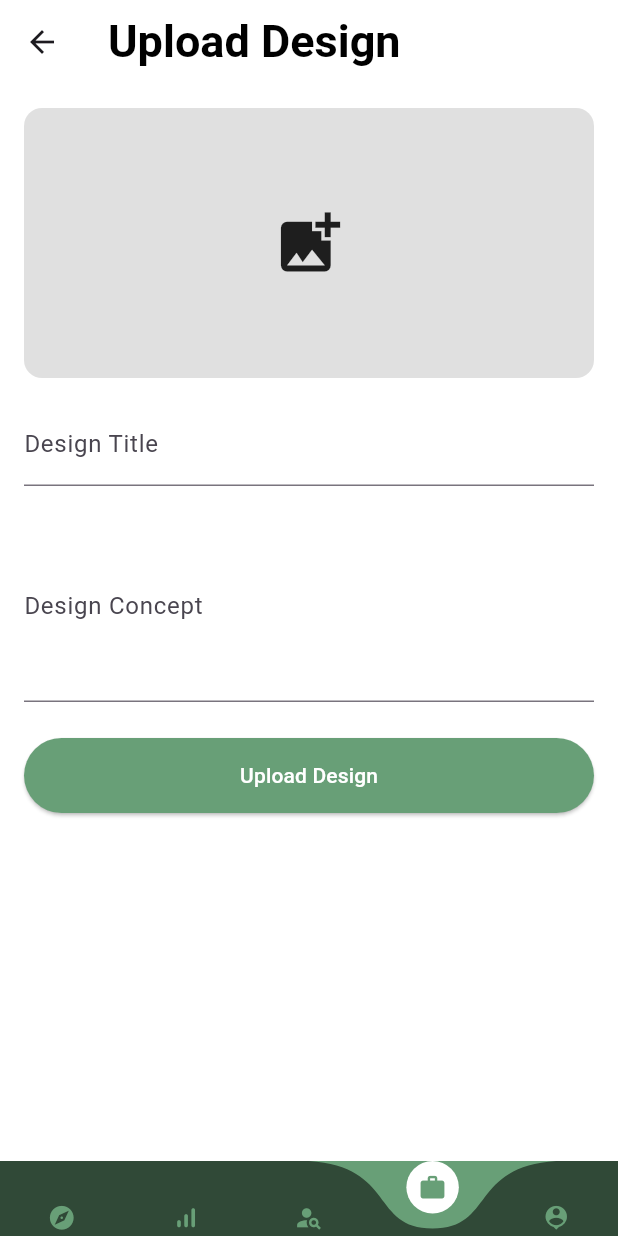
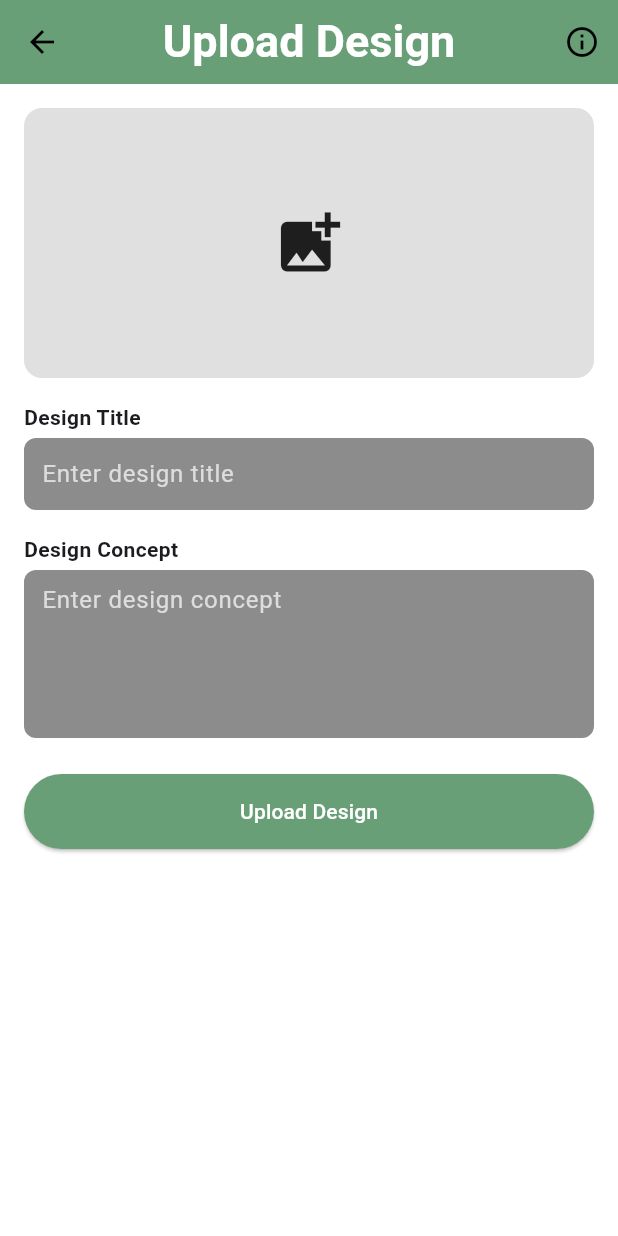
Before and after one commit to zhzhhyzh/velora-flutter, a Flutter app: the UploadDesignPage screen opened directly with empty values, on a phone screen of 412 x 824 dp. Run offline on Flutter 3.47's test engine with Material 3 defaults, Android fonts, the phone set to English and light mode, and no system bars; drawn by our look-alikes of curved_navigation_bar; our stand-ins replace cached_network_image, cloud_firestore, firebase_auth, firebase_core, flutter_dotenv, fluttertoast and 3 more; missing offline and left inert: file_selector, panorama_viewer; accounts and stored records are empty.

Commit message:
Update upload_design.dart

```diff
--- a/lib/Contest/upload_design.dart
+++ b/lib/Contest/upload_design.dart
@@ -1,11 +1,10 @@
+import 'dart:convert';
 import 'dart:io';
-import 'dart:convert';
+import 'package:flutter/material.dart';
+import 'package:image_picker/image_picker.dart';
+import 'package:firebase_auth/firebase_auth.dart';
 import 'package:cloud_firestore/cloud_firestore.dart';
-import 'package:firebase_auth/firebase_auth.dart';
-import 'package:flutter/material.dart';
-import 'package:file_picker/file_picker.dart';
 import '../Widgets/the_app_bar.dart';
-import '../Widgets/bottom_nav_bar.dart';
 
 class UploadDesignPage extends StatefulWidget {
   final String contestId;
@@ -20,25 +19,24 @@ class _UploadDesignPageState extends State<UploadDesignPage> {
   final _formKey = GlobalKey<FormState>();
   final _titleController = TextEditingController();
   final _conceptController = TextEditingController();
-  File? _selectedFile;
-  String? _base64File;
+  List<XFile> _imageFiles = [];
   bool _isUploading = false;
 
-  Future<void> _pickFile() async {
-    final result = await FilePicker.platform.pickFiles(type: FileType.image);
-    if (result != null && result.files.single.path != null) {
-      final file = File(result.files.single.path!);
-      final bytes = await file.readAsBytes();
+  Future<void> _pickImages() async {
+    final picker = ImagePicker();
+    final images = await picker.pickMultiImage();
+    if (images != null && images.isNotEmpty) {
       setState(() {
-        _selectedFile = file;
-        _base64File = base64Encode(bytes);
+        _imageFiles = images;
       });
     }
   }
 
   Future<void> _uploadDesign() async {
-    if (!_formKey.currentState!.validate() || _base64File == null) {
-      ScaffoldMessenger.of(context).showSnackBar(const SnackBar(content: Text('Please complete all fields and select a file.')));
+    if (!_formKey.currentState!.validate() || _imageFiles.isEmpty) {
+      ScaffoldMessenger.of(context).showSnackBar(
+        const SnackBar(content: Text('Please complete all fields and select images.')),
+      );
       return;
     }
 
@@ -48,19 +46,28 @@ class _UploadDesignPageState extends State<UploadDesignPage> {
       final user = FirebaseAuth.instance.currentUser;
       if (user == null) throw 'User not logged in';
 
-      final entryRef = FirebaseFirestore.instance
+      final docRef = FirebaseFirestore.instance
           .collection('contests')
           .doc(widget.contestId)
           .collection('entries')
           .doc();
 
-      await entryRef.set({
+      List<String> imageBase64 = [];
+      for (var img in _imageFiles) {
+        final bytes = await File(img.path).readAsBytes();
+        imageBase64.add(base64Encode(bytes));
+      }
+
+      await docRef.set({
         'title': _titleController.text.trim(),
         'concept': _conceptController.text.trim(),
-        'fileBase64': _base64File,
         'createdBy': user.email,
         'createdAt': Timestamp.now(),
         'votes': [],
+        'images': imageBase64,
+        'coverImage': imageBase64.first,
+        'id': docRef.id,
+        'contestId': widget.contestId,
       });
 
       ScaffoldMessenger.of(context).showSnackBar(const SnackBar(content: Text('Design uploaded successfully!')));
@@ -82,9 +89,8 @@ class _UploadDesignPageState extends State<UploadDesignPage> {
   @override
   Widget build(BuildContext context) {
     return Scaffold(
-      appBar: const TheAppBar(content: 'Upload Design'),
-      bottomNavigationBar: BottomNavBar(currentIndex: 3),
       backgroundColor: Colors.white,
+      appBar: TheAppBar(content: "Upload Design", style: 2),
       body: SingleChildScrollView(
         padding: const EdgeInsets.all(16),
         child: _isUploading
@@ -94,7 +100,7 @@ class _UploadDesignPageState extends State<UploadDesignPage> {
           child: Column(
             children: [
               GestureDetector(
-                onTap: _pickFile,
+                onTap: _pickImages,
                 child: Container(
                   height: 180,
                   width: double.infinity,
@@ -102,23 +108,69 @@ class _UploadDesignPageState extends State<UploadDesignPage> {
                     color: Colors.grey.shade300,
                     borderRadius: BorderRadius.circular(12),
                   ),
-                  child: _selectedFile != null
-                      ? Image.file(_selectedFile!, fit: BoxFit.cover)
-                      : const Icon(Icons.add_photo_alternate, size: 50),
+                  child: _imageFiles.isNotEmpty
+                      ? ListView(
+                    scrollDirection: Axis.horizontal,
+                    children: _imageFiles
+                        .map((img) => Padding(
+                      padding: const EdgeInsets.all(8.0),
+                      child: Image.file(File(img.path), width: 100, fit: BoxFit.cover),
+                    ))
+                        .toList(),
+                  )
+                      : const Center(child: Icon(Icons.add_photo_alternate, size: 50)),
                 ),
               ),
               const SizedBox(height: 16),
-              TextFormField(
-                controller: _titleController,
-                decoration: const InputDecoration(labelText: 'Design Title'),
-                validator: (value) => value == null || value.isEmpty ? 'Required' : null,
+              Column(
+                crossAxisAlignment: CrossAxisAlignment.start,
+                children: [
+                  const Text("Design Title", style: TextStyle(fontWeight: FontWeight.bold)),
+                  const SizedBox(height: 4),
+                  Container(
+                    decoration: BoxDecoration(
+                      color: Colors.black45,
+                      borderRadius: BorderRadius.circular(8),
+                    ),
+                    padding: const EdgeInsets.symmetric(horizontal: 12),
+                    child: TextFormField(
+                      controller: _titleController,
+                      style: const TextStyle(color: Colors.white),
+                      decoration: const InputDecoration(
+                        hintText: 'Enter design title',
+                        border: InputBorder.none,
+                        hintStyle: TextStyle(color: Colors.white70),
+                      ),
+                      validator: (value) => value == null || value.isEmpty ? 'Required' : null,
+                    ),
+                  ),
+                ],
               ),
               const SizedBox(height: 16),
-              TextFormField(
-                controller: _conceptController,
-                maxLines: 4,
-                decoration: const InputDecoration(labelText: 'Design Concept'),
-                validator: (value) => value == null || value.isEmpty ? 'Required' : null,
+              Column(
+                crossAxisAlignment: CrossAxisAlignment.start,
+                children: [
+                  const Text("Design Concept", style: TextStyle(fontWeight: FontWeight.bold)),
+                  const SizedBox(height: 4),
+                  Container(
+                    decoration: BoxDecoration(
+                      color: Colors.black45,
+                      borderRadius: BorderRadius.circular(8),
+                    ),
+                    padding: const EdgeInsets.symmetric(horizontal: 12),
+                    child: TextFormField(
+                      controller: _conceptController,
+                      maxLines: 4,
+                      style: const TextStyle(color: Colors.white),
+                      decoration: const InputDecoration(
+                        hintText: 'Enter design concept',
+                        border: InputBorder.none,
+                        hintStyle: TextStyle(color: Colors.white70),
+                      ),
+                      validator: (value) => value == null || value.isEmpty ? 'Required' : null,
+                    ),
+                  ),
+                ],
               ),
               const SizedBox(height: 24),
               ElevatedButton(
```
